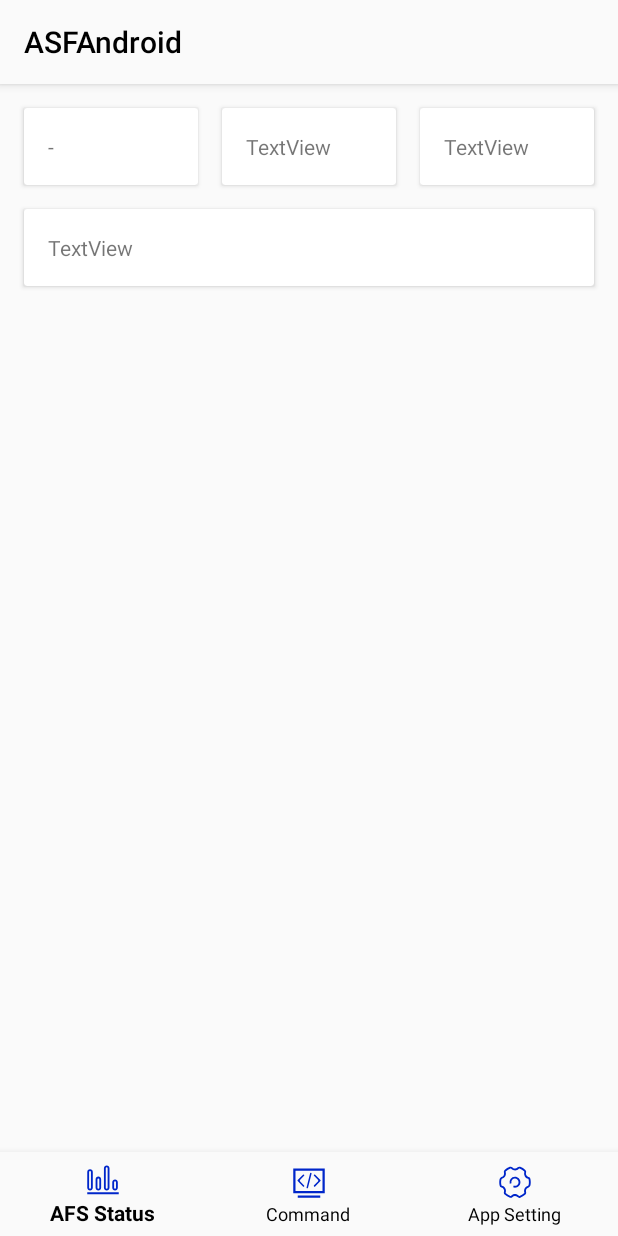
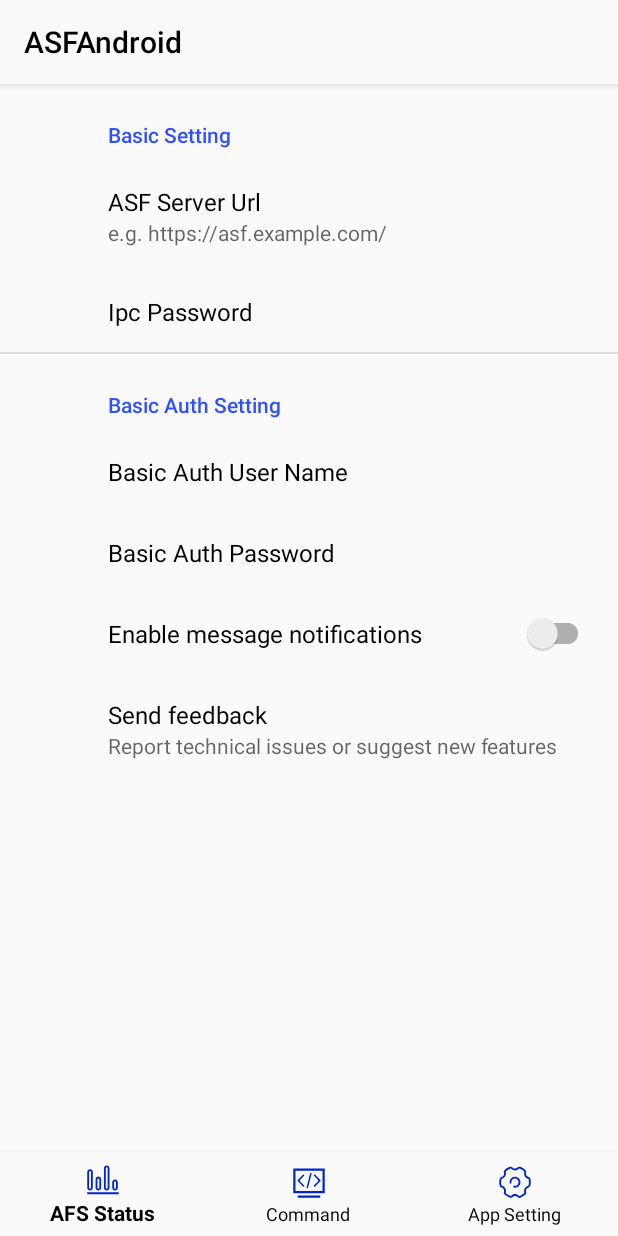
Before and after one commit to skaimid/ASFAndroid, an Android app: the screen it shows after launch (MainActivity), on a phone screen of 412 x 824 dp. Run offline under Robolectric (Android 15) with nearby library versions, the phone set to English and light mode, and no system bars; our stand-ins replace androidx.preference, navigation-ui; pictures from the network do not load; 4 statements that could not run were skipped.

Commit message:
Finish: Setting, Multi Url. Todo: Test url.

```diff
--- a/app/build.gradle
+++ b/app/build.gradle
@@ -92,7 +92,11 @@ dependencies {
     def version_glide = '4.11.0'
     implementation "com.github.bumptech.glide:glide:$version_glide"
 
+    // preference
+    def preference_version = "1.1.0"
+    implementation "androidx.preference:preference:$preference_version"
 
+    // test
     testImplementation 'junit:junit:4.12'
     androidTestImplementation 'androidx.test.ext:junit:1.1.1'
     androidTestImplementation 'androidx.test.espresso:espresso-core:3.2.0'
--- a/app/src/main/java/tech/saltyfish/asfandroid/MainActivity.kt
+++ b/app/src/main/java/tech/saltyfish/asfandroid/MainActivity.kt
@@ -1,26 +1,32 @@
 package tech.saltyfish.asfandroid
 
+import android.content.Context
+import android.os.Bundle
+import android.view.View
 import androidx.appcompat.app.AppCompatActivity
-import android.os.Bundle
-import android.view.MenuItem
-import androidx.databinding.DataBindingUtil
-import androidx.drawerlayout.widget.DrawerLayout
-import androidx.navigation.findNavController
 import androidx.navigation.fragment.NavHostFragment
-import androidx.navigation.fragment.findNavController
-import androidx.navigation.ui.AppBarConfiguration
-import androidx.navigation.ui.NavigationUI
-import androidx.navigation.ui.onNavDestinationSelected
 import androidx.navigation.ui.setupWithNavController
+import androidx.preference.PreferenceManager
 import com.google.android.material.bottomnavigation.BottomNavigationView
-import com.google.android.material.navigation.NavigationView
 
 
 class MainActivity : AppCompatActivity() {
 
+    companion object {
+        var context: Context? = null
+    }
+
     override fun onCreate(savedInstanceState: Bundle?) {
         super.onCreate(savedInstanceState)
+        context = applicationContext
         setContentView(R.layout.activity_main)
+
+        val sharedPreferences =
+            PreferenceManager.getDefaultSharedPreferences(context /* Activity context */)
+
+        val testConfigFragment = TestConfigFragment()
+        testConfigFragment.show(supportFragmentManager, "waiting")
+
 
         // Bottom navigation
         val navHostFragment =
@@ -29,5 +35,24 @@ class MainActivity : AppCompatActivity() {
 
         findViewById<BottomNavigationView>(R.id.bottom_nav)
             .setupWithNavController(navController)
+
+
+        if (connTest(
+                sharedPreferences.getString("asfUrl", ""),
+                sharedPreferences.getString("asfIpcPass", ""),
+                sharedPreferences.getString("basicAuthUsername", ""),
+                sharedPreferences.getString("basicAuthPass", "")
+            )
+        ) {
+            testConfigFragment.dismiss()
+        } else {
+            navController.navigate(R.id.appSettingFragment)
+            findViewById<BottomNavigationView>(R.id.bottom_nav)
+                .visibility = View.INVISIBLE
+            testConfigFragment.dismiss()
+        }
+
+        findViewById<BottomNavigationView>(R.id.bottom_nav)
+            .visibility = View.VISIBLE
     }
 }
--- a/app/src/main/java/tech/saltyfish/asfandroid/Util.kt
+++ b/app/src/main/java/tech/saltyfish/asfandroid/Util.kt
@@ -3,8 +3,15 @@ package tech.saltyfish.asfandroid
 import android.os.Build
 import android.text.Html
 import android.text.Spanned
-import androidx.annotation.RequiresApi
 import android.util.Base64
+import android.util.Log
+import retrofit2.Call
+import tech.saltyfish.asfandroid.network.AsfApi
+import tech.saltyfish.asfandroid.network.AsfProperty
+import java.util.regex.Pattern
+import retrofit2.Callback
+import retrofit2.Response
+
 
 fun String.toSpanned(): Spanned {
     if (Build.VERSION.SDK_INT >= Build.VERSION_CODES.N) {
@@ -16,9 +23,50 @@ fun String.toSpanned(): Spanned {
 }
 
 
-fun basicAuthorization(userName: String, passWord: String): String {
-    return "Basic " + Base64.encodeToString(
+fun basicAuthorization(userName: String?, passWord: String?): String {
+    return if (userName == "" || userName == null || passWord == "" || passWord == null) {
+        ""
+    } else "Basic " + Base64.encodeToString(
         ("$userName:$passWord").toByteArray(),
         Base64.NO_WRAP
     )
 }
+
+
+// Test if url is valid.
+fun urlTest(url: String?): Boolean {
+    val pattern = "(https?|ftp|file)://[-A-Za-z0-9+&@#/%?=~_|!:,.;]+[-A-Za-z0-9+&@#/%=~_|]"
+    return if (url != null) {
+        Pattern.matches(pattern, url) and (url[url.length - 1] == '/')
+    } else false
+
+}
+
+fun connTest(
+    url: String?,
+    ipcPass: String?,
+    basicAuthUsername: String?,
+    basicAuthPass: String?
+): Boolean {
+    if (urlTest(url)) {
+        var isSuccess = false
+        AsfApi.retrofitService.testApi(
+            ipcPass,
+            basicAuthorization(basicAuthUsername, basicAuthPass)
+        ).enqueue(object : Callback<AsfProperty> {
+            override fun onFailure(call: Call<AsfProperty>, t: Throwable) {
+                isSuccess = false
+            }
+
+            override fun onResponse(call: Call<AsfProperty>, response: Response<AsfProperty>) {
+                isSuccess = if (response.body() == null) {
+                    false
+                } else response.body()!!.success
+                Log.d("a",isSuccess.toString())
+            }
+
+        })
+
+    }
+    return false
+}
--- a/app/src/main/java/tech/saltyfish/asfandroid/overview/BotGridAdapter.kt
+++ b/app/src/main/java/tech/saltyfish/asfandroid/overview/BotGridAdapter.kt
@@ -1,6 +1,5 @@
 package tech.saltyfish.asfandroid.overview
 
-import android.graphics.Color
 import android.view.LayoutInflater
 import android.view.ViewGroup
 import androidx.recyclerview.widget.DiffUtil
@@ -25,7 +24,7 @@ class BotGridAdapter(private val onClickListener: OnClickListener) : ListAdapter
                 else -> "Time left: " + botProperty.cardsFarmer.timeRemaining
             }
 
-
+            // TODO: use Android resources instead
             if(botProperty.botConfig.enabled){
                 if(botProperty.isConnectedAndLoggedOn){
                     if(botProperty.cardsFarmer.paused){
--- a/app/src/main/java/tech/saltyfish/asfandroid/overview/OverviewViewModel.kt
+++ b/app/src/main/java/tech/saltyfish/asfandroid/overview/OverviewViewModel.kt
@@ -1,9 +1,13 @@
 package tech.saltyfish.asfandroid.overview
 
+import android.app.Application
+import android.content.SharedPreferences
 import android.util.Log
+import androidx.lifecycle.AndroidViewModel
 import androidx.lifecycle.LiveData
 import androidx.lifecycle.MutableLiveData
 import androidx.lifecycle.ViewModel
+import androidx.preference.PreferenceManager
 import kotlinx.coroutines.CoroutineScope
 import kotlinx.coroutines.Dispatchers
 import kotlinx.coroutines.Job
@@ -12,7 +16,10 @@ import tech.saltyfish.asfandroid.basicAuthorization
 import tech.saltyfish.asfandroid.network.AsfApi
 import tech.saltyfish.asfandroid.network.Bot
 
-class OverviewViewModel : ViewModel() {
+class OverviewViewModel(application: Application) : AndroidViewModel(application) {
+    private val context = getApplication<Application>().applicationContext
+    private val sharedPreferences =
+        PreferenceManager.getDefaultSharedPreferences(context /* Activity context */)
 
     private val _system = MutableLiveData<String>()
     val system: LiveData<String>
@@ -34,7 +41,7 @@ class OverviewViewModel : ViewModel() {
     init {
         _system.value = "-"
 
-        getSystemInfo()
+        //getSystemInfo()
         getBotInfo()
 
     }
@@ -43,6 +50,10 @@ class OverviewViewModel : ViewModel() {
     private fun getSystemInfo() {
         coroutineScope.launch {
 
+            val url = sharedPreferences.getString("asfUrl", "");
+            if (url == null) {
+                Log.e("getSystemInfo", "url error")
+            } else {
                 var getAsfPropertyDeferred =
                     AsfApi.retrofitService.getAsfPropertiesAsync(
                         "zzx20001223",
@@ -57,11 +68,15 @@ class OverviewViewModel : ViewModel() {
                 }
             }
         }
+    }
 
 
     private fun getBotInfo() {
         coroutineScope.launch {
-
+            val url = sharedPreferences.getString("asfUrl", "");
+            if (url == null) {
+                Log.e("getSystemInfo", "url error")
+            } else {
                 var getBotPropertyDeferred =
                     AsfApi.retrofitService.getBotPropertiesAsync(
                         "zzx20001223",
@@ -72,6 +87,7 @@ class OverviewViewModel : ViewModel() {
                     _bots.value = rs.result.values.toList()
                 } catch (e: Exception) {
                     Log.e("getBotInfo", e.message.toString())
+                }
             }
         }
     }
--- a/app/src/main/res/values/strings.xml
+++ b/app/src/main/res/values/strings.xml
@@ -11,6 +11,7 @@
     <string name="about_app">About this app</string>
     <string name="button_exe">execute</string>
     <string name="reamianing_text_words">"Time remaining: "</string>
+    <string name="asf_url">ASF Server Url</string>
 
 
 </resources>
--- /dev/null
+++ b/app/src/main/res/xml/fragment_app_setting.xml
@@ -0,0 +1,41 @@
+<?xml version="1.0" encoding="utf-8"?>
+<PreferenceScreen
+    xmlns:app="http://schemas.android.com/apk/res-auto">
+    <PreferenceCategory
+        app:title="Basic Setting">
+
+        <EditTextPreference
+            app:key="asfUrl"
+            app:title="@string/asf_url"
+            app:summary="e.g. https://asf.example.com/"
+            />
+
+        <EditTextPreference
+            app:key="asfIpcPass"
+            app:title="Ipc Password"
+            />
+    </PreferenceCategory>
+    <PreferenceCategory
+        app:title="Basic Auth Setting">
+        <EditTextPreference
+            app:key="basicAuthUsername"
+            app:title="Basic Auth User Name"/>
+
+        <EditTextPreference
+            app:key="basicAuthPass"
+            app:title="Basic Auth Password"/>
+
+    </PreferenceCategory>
+
+
+        <SwitchPreferenceCompat
+            app:key="notifications"
+            app:title="Enable message notifications"/>
+
+        <Preference
+            app:key="feedback"
+            app:title="Send feedback"
+            app:summary="Report technical issues or suggest new features"/>
+
+
+</PreferenceScreen>
--- a/build.gradle
+++ b/build.gradle
@@ -8,7 +8,7 @@ buildscript {
 
     }
     dependencies {
-        classpath 'com.android.tools.build:gradle:3.6.1'
+        classpath 'com.android.tools.build:gradle:3.6.2'
         classpath "org.jetbrains.kotlin:kotlin-gradle-plugin:$kotlin_version"
         classpath "androidx.navigation:navigation-safe-args-gradle-plugin:2.3.0-alpha01"
 
```
Also changed, not shown: app/src/main/java/tech/saltyfish/asfandroid/TestConfigFragment.kt (added, +21 -0 lines), app/src/main/java/tech/saltyfish/asfandroid/appSetting/AppSettingFragment.kt (+13 -46 lines), app/src/main/java/tech/saltyfish/asfandroid/botStatus/BotStatusViewModel.kt (+17 -17 lines), app/src/main/java/tech/saltyfish/asfandroid/command/CommandViewModle.kt (+10 -0 lines), app/src/main/java/tech/saltyfish/asfandroid/network/AsfApiService.kt (+23 -2 lines), app/src/main/res/layout/fragment_app_setting.xml (deleted, +0 -38 lines), 1 other file. Lines whose indentation alone changed are shown as unchanged.
